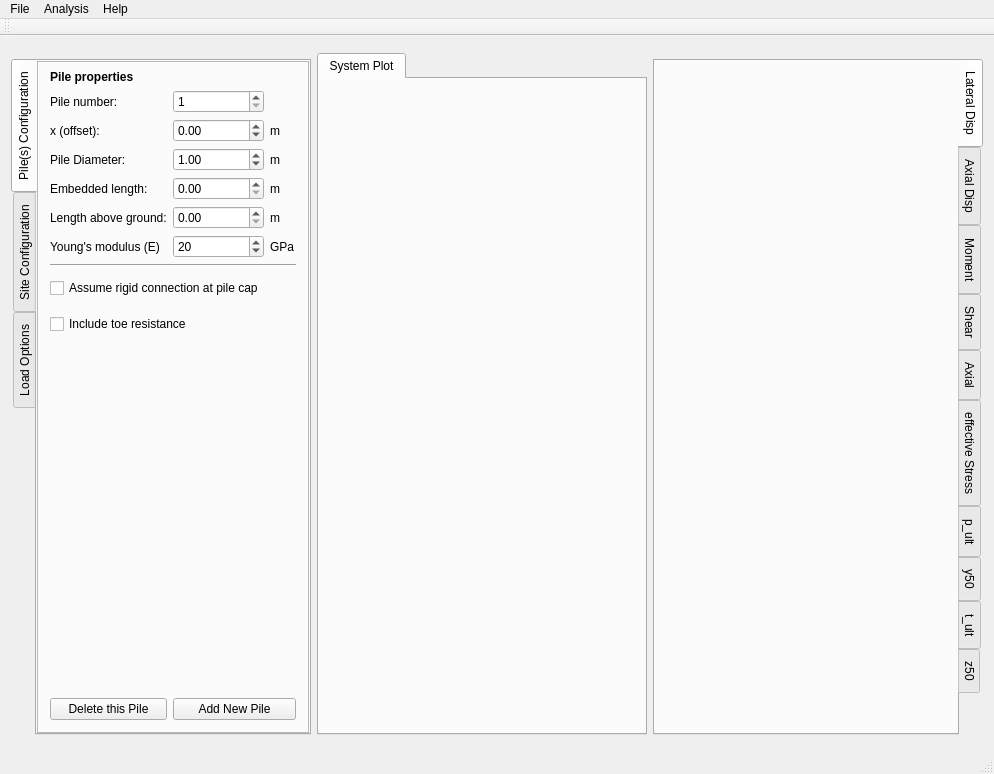
First picture: the form in mainWindow/mainwindow.ui, repository NHERI-SimCenter/PileGroupTool, before the edit.
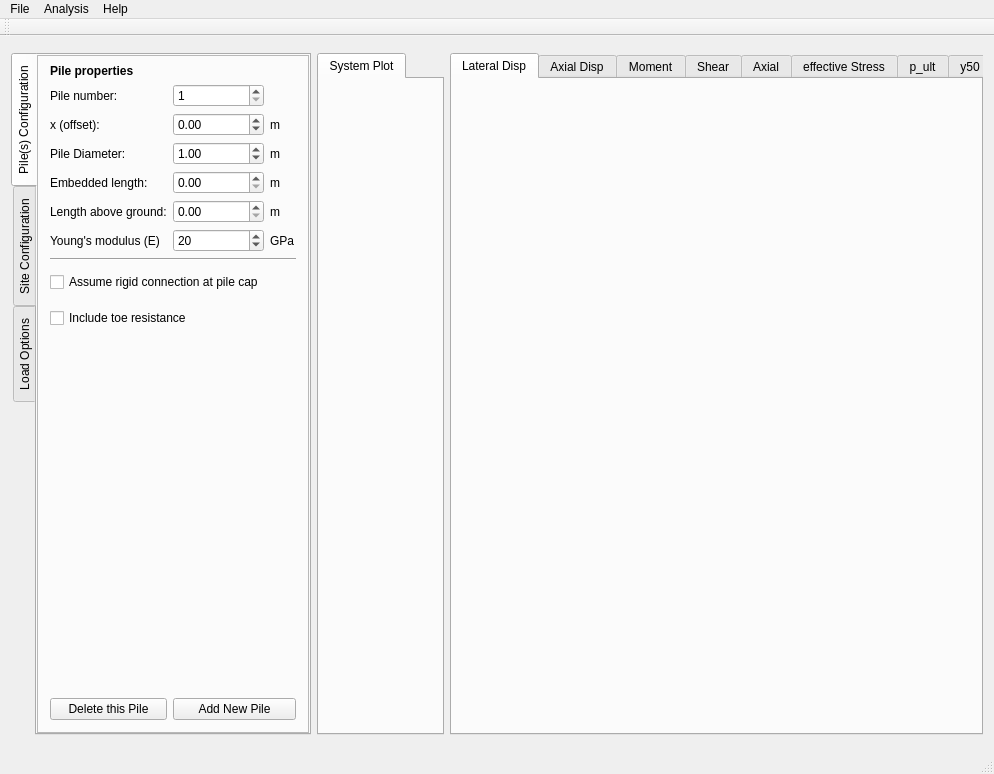
Second picture: the form after the edit. Custom widgets are drawn as their Qt base class.

Commit message:
Layout adjustments
Windows 10 showed some issues that were fixed with this commit

What changed in the file:
```diff
--- a/mainWindow/mainwindow.ui
+++ b/mainWindow/mainwindow.ui
@@ -37,44 +37,6 @@
       </property>
      </widget>
     </item>
-    <item row="1" column="1" rowspan="2">
-     <widget class="QTabWidget" name="tabWidget_system">
-      <property name="sizePolicy">
-       <sizepolicy hsizetype="Expanding" vsizetype="Expanding">
-        <horstretch>3</horstretch>
-        <verstretch>0</verstretch>
-       </sizepolicy>
-      </property>
-      <property name="minimumSize">
-       <size>
-        <width>0</width>
-        <height>0</height>
-       </size>
-      </property>
-      <property name="currentIndex">
-       <number>0</number>
-      </property>
-      <widget class="QWidget" name="systemTab">
-       <attribute name="title">
-        <string>System Plot</string>
-       </attribute>
-       <layout class="QGridLayout" name="gridLayout_2">
-        <property name="leftMargin">
-         <number>0</number>
-        </property>
-        <property name="topMargin">
-         <number>0</number>
-        </property>
-        <property name="rightMargin">
-         <number>0</number>
-        </property>
-        <property name="bottomMargin">
-         <number>0</number>
-        </property>
-       </layout>
-      </widget>
-     </widget>
-    </item>
     <item row="2" column="0">
      <widget class="QTabWidget" name="properties">
       <property name="sizePolicy">
@@ -1255,7 +1217,7 @@
        <enum>Qt::LeftToRight</enum>
       </property>
       <property name="tabPosition">
-       <enum>QTabWidget::East</enum>
+       <enum>QTabWidget::North</enum>
       </property>
       <property name="currentIndex">
        <number>0</number>
@@ -1465,6 +1427,47 @@
       </property>
      </widget>
     </item>
+    <item row="2" column="1">
+     <widget class="QTabWidget" name="tabWidget_system">
+      <property name="sizePolicy">
+       <sizepolicy hsizetype="Expanding" vsizetype="Expanding">
+        <horstretch>3</horstretch>
+        <verstretch>0</verstretch>
+       </sizepolicy>
+      </property>
+      <property name="minimumSize">
+       <size>
+        <width>0</width>
+        <height>0</height>
+       </size>
+      </property>
+      <property name="tabPosition">
+       <enum>QTabWidget::North</enum>
+      </property>
+      <property name="currentIndex">
+       <number>0</number>
+      </property>
+      <widget class="QWidget" name="systemTab">
+       <attribute name="title">
+        <string>System Plot</string>
+       </attribute>
+       <layout class="QGridLayout" name="gridLayout_2">
+        <property name="leftMargin">
+         <number>0</number>
+        </property>
+        <property name="topMargin">
+         <number>0</number>
+        </property>
+        <property name="rightMargin">
+         <number>0</number>
+        </property>
+        <property name="bottomMargin">
+         <number>0</number>
+        </property>
+       </layout>
+      </widget>
+     </widget>
+    </item>
    </layout>
   </widget>
   <widget class="QMenuBar" name="menuBar">
```
Left out of the diff: 2 changed lines with no effect on the pictures. The commit also changes 1 other file.
